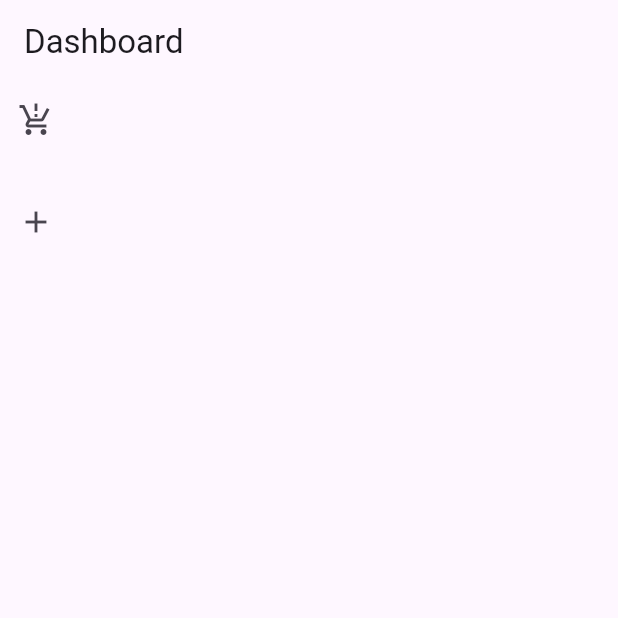
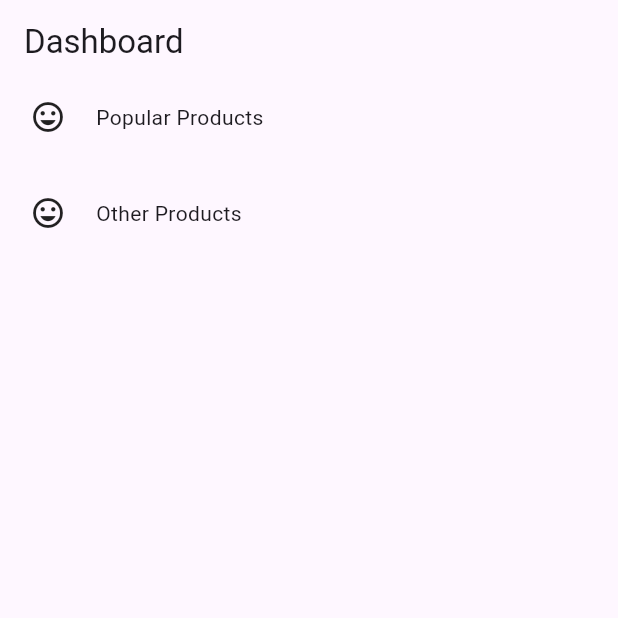
Before and after one commit to hamzi5656/EasyCare, a Flutter app: the ButtonScreen screen opened directly, on a phone screen of 412 x 824 dp, the top half of it. Run offline on Flutter 3.47's test engine with Material 3 defaults, Android fonts, the phone set to English and light mode, and no system bars; our stand-ins replace carousel_slider, cloud_firestore, firebase_auth, firebase_core, firebase_storage, flutter_easyloading and 3 more; missing offline and left inert: persistent_shopping_cart; accounts and stored records are empty.

Commit message:
#dashbaord

```diff
--- a/lib/Admin/adminnav.dart
+++ b/lib/Admin/adminnav.dart
@@ -1,5 +1,5 @@
 import 'package:auth/Admin/userpopular.dart';
-import 'package:auth/Admin/buttonscreen.dart';
+import 'package:auth/Admin/dashboard.dart';
 import 'package:auth/Admin/adminhome.dart';
 import 'package:auth/User/Categories/categories.dart';
 import 'package:auth/User/Home/HomeScreen.dart';
--- a/lib/Admin/buttonscreen.dart
+++ /dev/null
@@ -1,27 +0,0 @@
-import 'package:auth/Admin/otherproducts.dart';
-import 'package:auth/Admin/userpopular.dart';
-import 'package:flutter/material.dart';
-class ButtonScreen extends StatefulWidget {
-  const ButtonScreen({super.key});
-
-  @override
-  State<ButtonScreen> createState() => _ButtonScreenState();
-}
-
-class _ButtonScreenState extends State<ButtonScreen> {
-  @override
-  Widget build(BuildContext context) {
-    return Scaffold(appBar: AppBar(title: Text("Dashboard"),),
-    body: Column(children: [
-IconButton(onPressed: (){
-
-  Navigator.push(context, MaterialPageRoute(builder: (context)=> AllProducts()));
-}, icon: Icon(Icons.production_quantity_limits),),
-SizedBox(height: 20,),
-IconButton(onPressed: (){
-
-  Navigator.push(context, MaterialPageRoute(builder: (context)=> otherProducts()));
-}, icon: Icon(Icons.add),)
-    ],),);
-  }
-}
--- /dev/null
+++ b/lib/Admin/dashboard.dart
@@ -0,0 +1,55 @@
+import 'package:auth/Admin/otherproducts.dart';
+import 'package:auth/Admin/userpopular.dart';
+import 'package:flutter/material.dart';
+class ButtonScreen extends StatefulWidget {
+  const ButtonScreen({super.key});
+
+  @override
+  State<ButtonScreen> createState() => _ButtonScreenState();
+}
+
+class _ButtonScreenState extends State<ButtonScreen> {
+  @override
+  Widget build(BuildContext context) {
+    return Scaffold(appBar: AppBar(title: Text("Dashboard"),),
+    body: SafeArea(child: Column(children: [
+      InkWell(
+        onTap: (){
+          Navigator.push(context, MaterialPageRoute(builder: (context)=>userpopular() ));
+        },
+        child: Padding(
+          padding: const EdgeInsets.symmetric(horizontal: 20,vertical: 10),
+          child: Row(
+
+            children: [
+              Icon(Icons.insert_emoticon_outlined),
+              SizedBox(width: 20,),
+          Text("Popular Products")
+
+          ],),
+        ),
+      ),
+   SizedBox(height: 20,),
+   InkWell(
+        onTap: (){
+          Navigator.push(context, MaterialPageRoute(builder: (context)=>otherProducts() ));
+        },
+        child: Padding(
+          padding: const EdgeInsets.symmetric(horizontal: 20,vertical: 10),
+          child: Row(
+
+            children: [
+              Icon(Icons.insert_emoticon_outlined),
+              SizedBox(width: 20,),
+          Text("Other Products")
+
+          ],),
+        ),
+      )
+
+
+
+
+      ],)));
+  }
+}
--- a/lib/Admin/test.json
+++ /dev/null
@@ -1,6 +0,0 @@
-[
-    {
-        "title":"True",
-        "Value":true
-    }
-]
```
Also changed, not shown: lib/Admin/userpopular.dart (+4 -4 lines).
